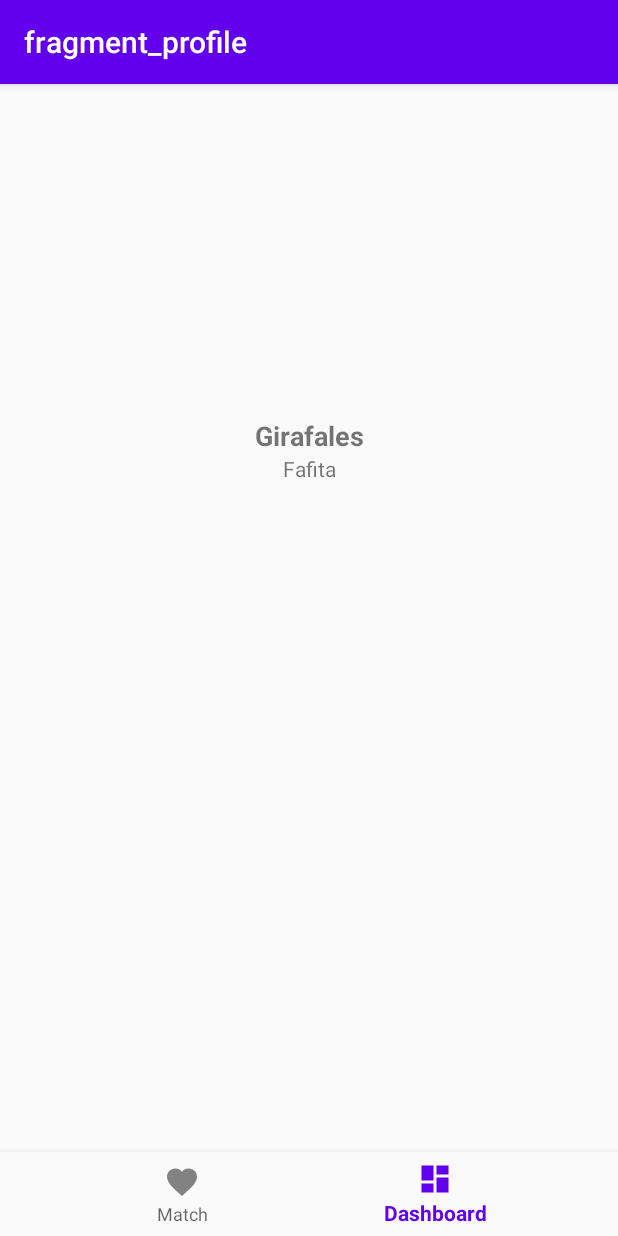
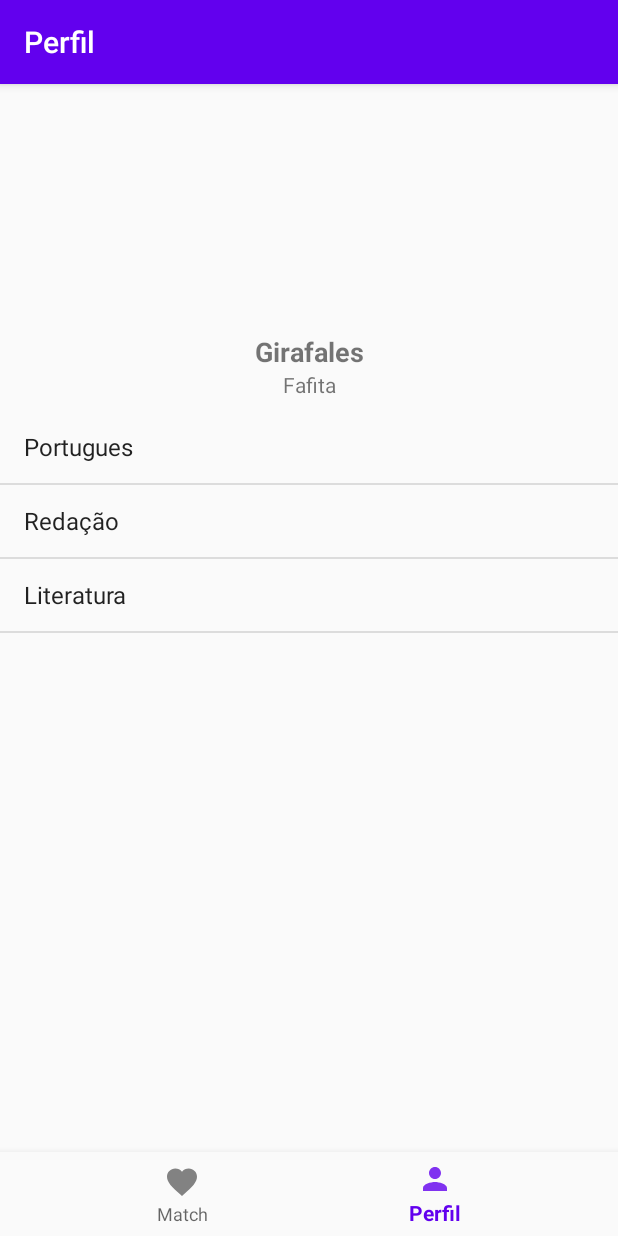
Before and after one commit to raphaelframos/matcheduc, an Android app: the ProfileFragment screen opened through its navigation route, on a phone screen of 412 x 824 dp. Run offline under Robolectric (Android 15) with nearby library versions, the phone set to English and light mode, and no system bars; our stand-ins replace navigation-ui; libraries missing offline, so code that uses them is left out: coil.api.load, com.yuyakaido.android; pictures from the network do not load; 7 statements that could not run were skipped.

Commit message:
Listando disciplinas do professor

```diff
--- /dev/null
+++ b/app/src/main/java/powellapps/matcheduc/model/Unit.kt
@@ -0,0 +1,8 @@
+package powellapps.matcheduc.model
+
+data class Unit(val name : String) {
+
+    override fun toString(): String {
+        return name
+    }
+}
--- a/app/src/main/java/powellapps/matcheduc/ui/profile/ProfileFragment.kt
+++ b/app/src/main/java/powellapps/matcheduc/ui/profile/ProfileFragment.kt
@@ -5,11 +5,12 @@ import androidx.fragment.app.Fragment
 import android.view.LayoutInflater
 import android.view.View
 import android.view.ViewGroup
+import android.widget.ArrayAdapter
 import coil.api.load
 import coil.transform.CircleCropTransformation
-
 import powellapps.matcheduc.R
 import powellapps.matcheduc.databinding.FragmentProfileBinding
+import powellapps.matcheduc.model.Unit
 
 /**
  * A simple [Fragment] subclass.
@@ -20,7 +21,7 @@ class ProfileFragment : Fragment() {
         inflater: LayoutInflater, container: ViewGroup?,
         savedInstanceState: Bundle?
     ): View? {
-        var binding = FragmentProfileBinding.inflate(inflater)
+        var binding = FragmentProfileBinding.inflate(inflater, container, false)
         binding.imageView.load("https://imagens.brasil.elpais.com/resizer/y5S0I2pUA_jXOFgLtLmudfLybbY=/1500x0/arc-anglerfish-eu-central-1-prod-prisa.s3.amazonaws.com/public/WTH33T43JQ4HCKAS6BHGGBYREQ.jpg") {
             crossfade(true)
             placeholder(R.drawable.ic_home_black_24dp)
@@ -28,7 +29,15 @@ class ProfileFragment : Fragment() {
         }
         binding.textViewName.setText("Girafales")
         binding.textViewSchool.setText("Fafita")
-
+        var u1 = Unit("Portugues")
+        var u2 = Unit("Redação")
+        var u3 = Unit("Literatura")
+        var units = arrayListOf<Unit>()
+        units.add(u1)
+        units.add(u2)
+        units.add(u3)
+        var adapter = context?.let { ArrayAdapter(it, android.R.layout.simple_list_item_1, units) }
+        binding.listViewUnits.adapter = adapter
         return binding.root
     }
 
--- /dev/null
+++ b/app/src/main/res/drawable-anydpi/ic_action_profile.xml
@@ -0,0 +1,11 @@
+<vector xmlns:android="http://schemas.android.com/apk/res/android"
+    android:width="24dp"
+    android:height="24dp"
+    android:viewportWidth="24"
+    android:viewportHeight="24"
+    android:tint="#FFFFFF"
+    android:alpha="0.8">
+    <path
+        android:fillColor="#FF000000"
+        android:pathData="M12,12c2.21,0 4,-1.79 4,-4s-1.79,-4 -4,-4 -4,1.79 -4,4 1.79,4 4,4zM12,14c-2.67,0 -8,1.34 -8,4v2h16v-2c0,-2.66 -5.33,-4 -8,-4z"/>
+</vector>
--- a/app/src/main/res/layout/activity_main.xml
+++ b/app/src/main/res/layout/activity_main.xml
@@ -3,8 +3,7 @@
     xmlns:app="http://schemas.android.com/apk/res-auto"
     android:id="@+id/container"
     android:layout_width="match_parent"
-    android:layout_height="match_parent"
-    android:paddingTop="?attr/actionBarSize">
+    android:layout_height="match_parent">
 
     <com.google.android.material.bottomnavigation.BottomNavigationView
         android:id="@+id/nav_view"
--- a/app/src/main/res/layout/fragment_profile.xml
+++ b/app/src/main/res/layout/fragment_profile.xml
@@ -41,8 +41,8 @@
 
     <ListView
         android:id="@+id/listViewUnits"
-        android:layout_width="409dp"
-        android:layout_height="520dp"
+        android:layout_width="0dp"
+        android:layout_height="0dp"
         android:layout_marginTop="8dp"
         app:layout_constraintBottom_toBottomOf="parent"
         app:layout_constraintEnd_toEndOf="parent"
--- a/app/src/main/res/menu/bottom_nav_menu.xml
+++ b/app/src/main/res/menu/bottom_nav_menu.xml
@@ -8,8 +8,8 @@
 
     <item
         android:id="@+id/navigation_profile"
-        android:icon="@drawable/ic_dashboard_black_24dp"
-        android:title="@string/title_dashboard" />
+        android:icon="@drawable/ic_action_profile"
+        android:title="@string/perfil" />
 
   />
 
--- a/app/src/main/res/navigation/mobile_navigation.xml
+++ b/app/src/main/res/navigation/mobile_navigation.xml
@@ -19,7 +19,7 @@
     <fragment
         android:id="@+id/navigation_profile"
         android:name="powellapps.matcheduc.ui.profile.ProfileFragment"
-        android:label="fragment_profile"
+        android:label="@string/perfil"
         tools:layout="@layout/fragment_profile" />
     <fragment
         android:id="@+id/navigation_tinder"
--- a/app/src/main/res/values/strings.xml
+++ b/app/src/main/res/values/strings.xml
@@ -7,4 +7,5 @@
     <!-- TODO: Remove or change this placeholder text -->
     <string name="hello_blank_fragment">Hello blank fragment</string>
     <string name="match">Match</string>
+    <string name="perfil">Perfil</string>
 </resources>
```
Also changed, not shown: app/src/main/res/drawable-hdpi/ic_action_profile.png (added), app/src/main/res/drawable-mdpi/ic_action_profile.png (added), app/src/main/res/drawable-xhdpi/ic_action_profile.png (added), app/src/main/res/drawable-xxhdpi/ic_action_profile.png (added).
